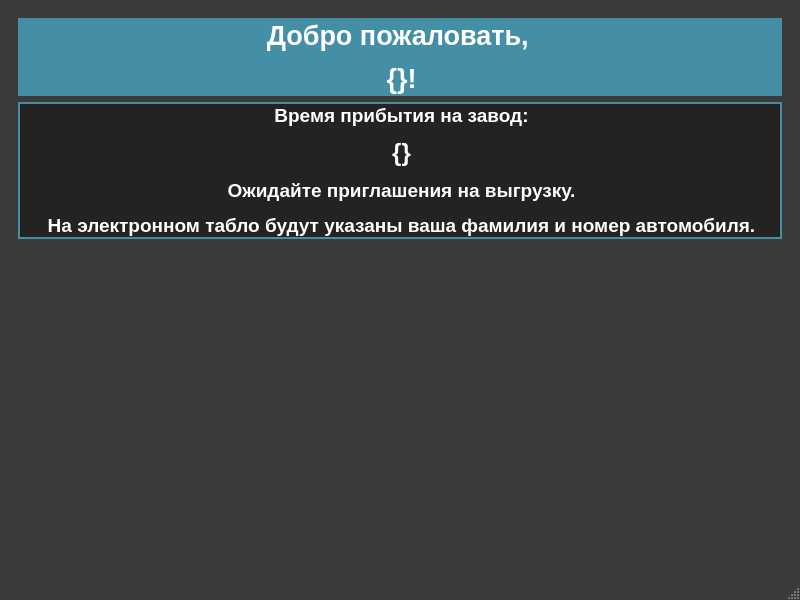
Before: the Qt Designer form uis/arrivalPoint.ui in krsnvss/beetstock, drawn with Qt 5.
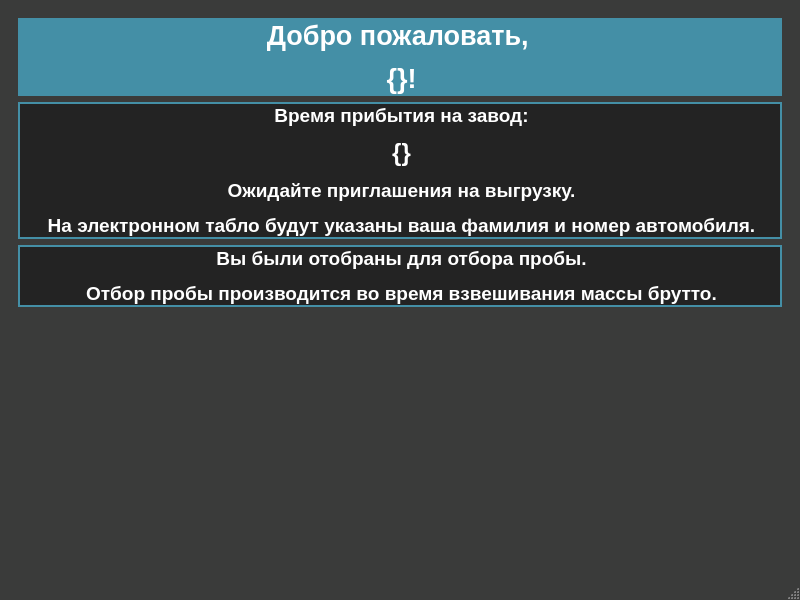
After: the same form once the commit is applied. The open tabs and pages were chosen to show the change. Icons and pictures are not drawn.

Diff of the .ui file:
```diff
--- a/uis/arrivalPoint.ui
+++ b/uis/arrivalPoint.ui
@@ -251,6 +251,20 @@
           </property>
          </widget>
         </item>
+        <item>
+         <widget class="QLabel" name="sampleLabel">
+          <property name="styleSheet">
+           <string notr="true">QLabel{
+	background-color:rgb(35, 35, 35);
+	color:rgb(255, 255, 255);
+	font-weight:bold
+}</string>
+          </property>
+          <property name="text">
+           <string>&lt;html&gt;&lt;head/&gt;&lt;body&gt;&lt;p align=&quot;center&quot;&gt;&lt;span style=&quot; font-size:14pt;&quot;&gt;Вы были отобраны для отбора пробы.&lt;/span&gt;&lt;/p&gt;&lt;p align=&quot;center&quot;&gt;&lt;span style=&quot; font-size:14pt;&quot;&gt;Отбор пробы производится во время взвешивания массы брутто.&lt;/span&gt;&lt;/p&gt;&lt;/body&gt;&lt;/html&gt;</string>
+          </property>
+         </widget>
+        </item>
         <item>
          <spacer name="verticalSpacer">
           <property name="orientation">
```
